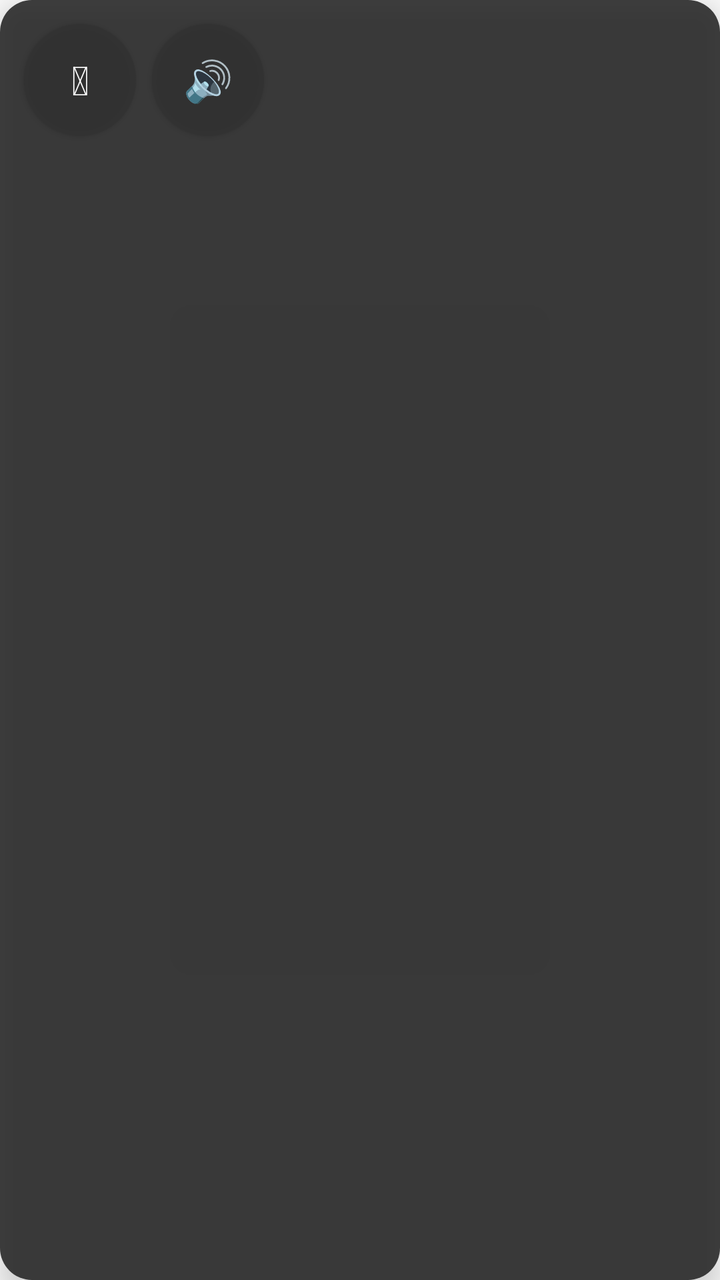
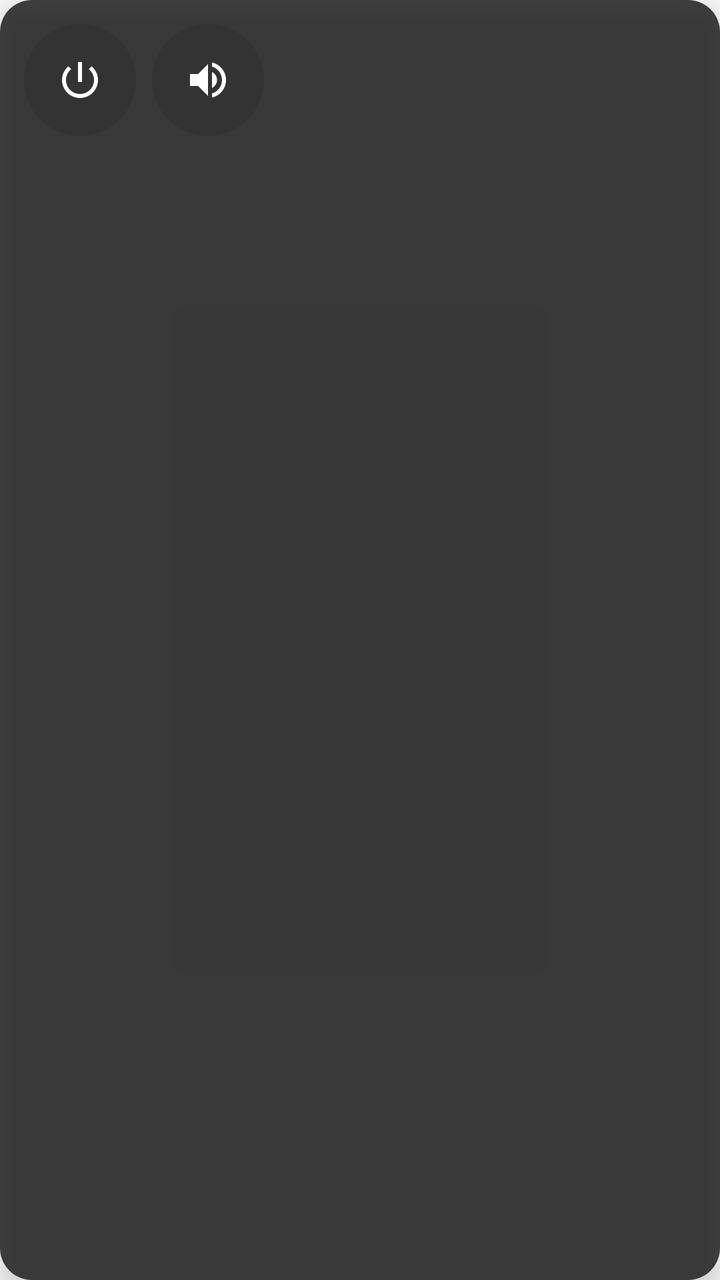

The first picture is an Android layout as it rendered before a commit; the second is the same layout after the commit. The layout source and the unified diff follow.
<!-- AndroidManifest.xml: application theme Theme.AssistiveTouch -->
<!-- res/layout/overlay_menu.xml -->
<?xml version="1.0" encoding="utf-8"?>
<LinearLayout xmlns:android="http://schemas.android.com/apk/res/android"
    android:layout_width="wrap_content"
    android:layout_height="wrap_content"
    android:orientation="horizontal"
    android:background="@drawable/rounded_bg"
    android:padding="8dp"
    android:elevation="8dp">

    <Button
        android:id="@+id/btnPower"
        android:layout_width="56dp"
        android:layout_height="56dp"
        android:layout_margin="4dp"
        android:background="@drawable/circle_bg"
        android:textColor="#FFFFFF"
        android:text="⏻"
        android:textSize="20sp" />

    <Button
        android:id="@+id/btnVolume"
        android:layout_width="56dp"
        android:layout_height="56dp"
        android:layout_margin="4dp"
        android:background="@drawable/circle_bg"
        android:textColor="#FFFFFF"
        android:text="🔊"
        android:textSize="20sp" />

</LinearLayout>
<!-- resources referenced by this layout -->
<resources>
  <!-- drawable circle_bg (drawable) -->
  <?xml version="1.0" encoding="utf-8"?>
  <shape xmlns:android="http://schemas.android.com/apk/res/android" android:shape="oval">
      <solid android:color="#CC333333" />
  </shape>
  <!-- drawable rounded_bg (drawable) -->
  <?xml version="1.0" encoding="utf-8"?>
  <shape xmlns:android="http://schemas.android.com/apk/res/android" android:shape="rectangle">
      <corners android:radius="16dp" />
      <solid android:color="#DD222222" />
  </shape>
  <style name="Theme.AssistiveTouch" parent="Theme.AppCompat.DayNight.NoActionBar" />
</resources>

<!-- the commit's change to res/layout/overlay_menu.xml (unified diff, before → after) -->
@@ -7,24 +7,26 @@
     android:padding="8dp"
     android:elevation="8dp">
 
-    <Button
+    <ImageButton
         android:id="@+id/btnPower"
         android:layout_width="56dp"
         android:layout_height="56dp"
         android:layout_margin="4dp"
         android:background="@drawable/circle_bg"
-        android:textColor="#FFFFFF"
-        android:text="⏻"
-        android:textSize="20sp" />
+        android:src="@drawable/ic_power"
+        android:scaleType="centerInside"
+        android:padding="14dp"
+        android:contentDescription="Power menu" />
 
-    <Button
+    <ImageButton
         android:id="@+id/btnVolume"
         android:layout_width="56dp"
         android:layout_height="56dp"
         android:layout_margin="4dp"
         android:background="@drawable/circle_bg"
-        android:textColor="#FFFFFF"
-        android:text="🔊"
-        android:textSize="20sp" />
+        android:src="@drawable/ic_volume"
+        android:scaleType="centerInside"
+        android:padding="14dp"
+        android:contentDescription="Volume controls" />
 
 </LinearLayout>
<!-- resource entries referenced after the edit -->
@@ -5,6 +5,26 @@
   <shape xmlns:android="http://schemas.android.com/apk/res/android" android:shape="oval">
       <solid android:color="#CC333333" />
   </shape>
+  <!-- drawable ic_power (drawable) -->
+  <vector xmlns:android="http://schemas.android.com/apk/res/android"
+      android:width="24dp"
+      android:height="24dp"
+      android:viewportWidth="24"
+      android:viewportHeight="24">
+      <path
+          android:fillColor="#FFFFFF"
+          android:pathData="M13,3h-2v10h2V3z M17.83,5.17l-1.42,1.42C17.99,7.86 19,9.81 19,12c0,3.87 -3.13,7 -7,7s-7,-3.13 -7,-7c0,-2.19 1.01,-4.14 2.58,-5.42L6.17,5.17C4.23,6.82 3,9.26 3,12c0,4.97 4.03,9 9,9s9,-4.03 9,-9C21,9.26 19.77,6.82 17.83,5.17z" />
+  </vector>
+  <!-- drawable ic_volume (drawable) -->
+  <vector xmlns:android="http://schemas.android.com/apk/res/android"
+      android:width="24dp"
+      android:height="24dp"
+      android:viewportWidth="24"
+      android:viewportHeight="24">
+      <path
+          android:fillColor="#FFFFFF"
+          android:pathData="M3,9v6h4l5,5V4L7,9H3z M16.5,12c0,-1.77 -1.02,-3.29 -2.5,-4.03v8.05c1.48,-0.73 2.5,-2.26 2.5,-4.02z M14,3.23v2.06c2.89,0.86 5,3.54 5,6.71s-2.11,5.85 -5,6.71v2.06c4.01,-0.91 7,-4.49 7,-8.77s-2.99,-7.86 -7,-8.77z" />
+  </vector>
   <!-- drawable rounded_bg (drawable) -->
   <?xml version="1.0" encoding="utf-8"?>
   <shape xmlns:android="http://schemas.android.com/apk/res/android" android:shape="rectangle">
